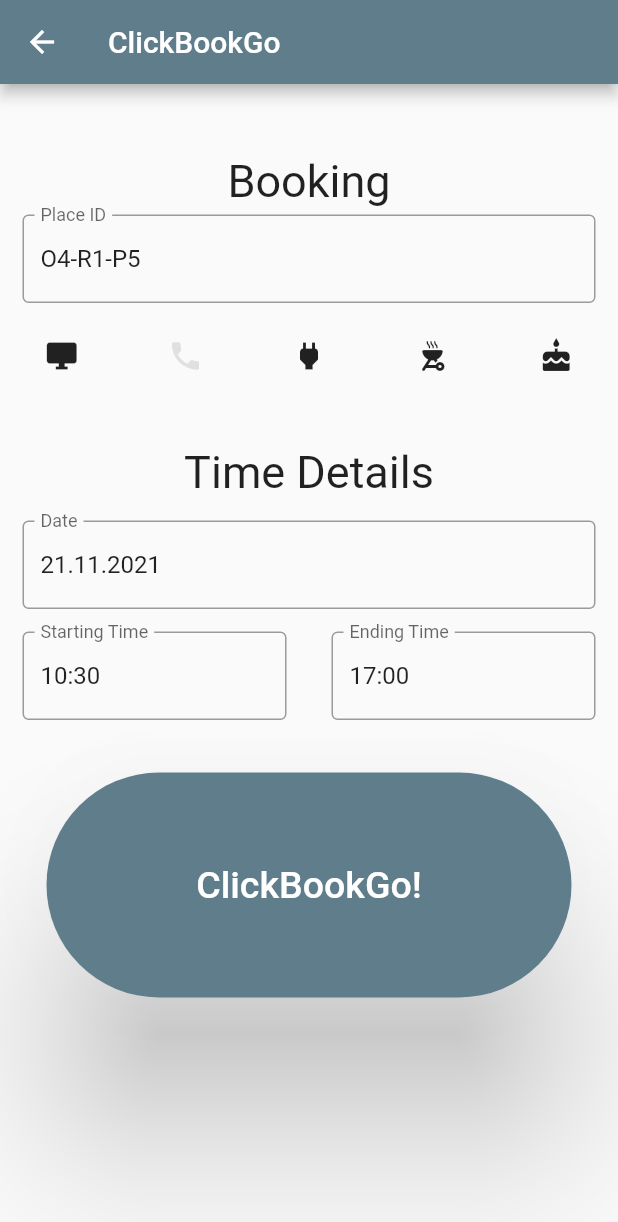
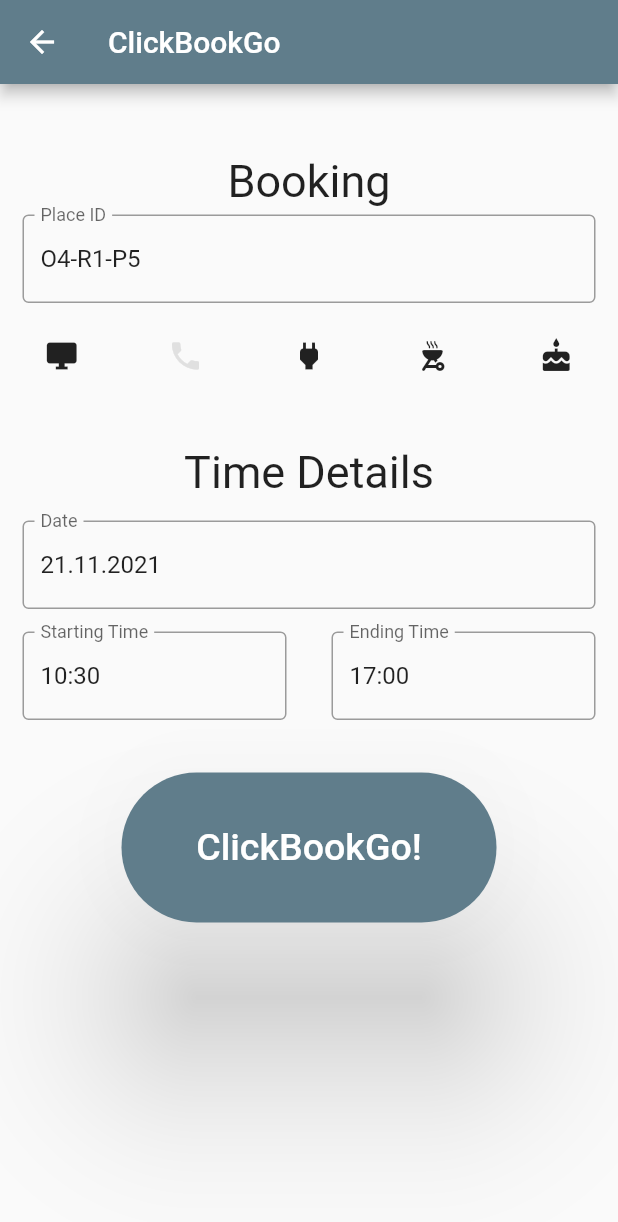
Before and after one commit to YavuzErkal/bookify, a Flutter app: the screen it shows after launch, after a tap on "LOGIN", after a tap on the "event available" icon, on a phone screen of 412 x 824 dp. Shown: the top 1222 px of the screen. Run offline on Flutter 3.47's test engine with Material 2 defaults, Android fonts, the phone set to English and light mode, and no system bars; our stand-ins replace camera, flutter_slidable, flutter_svg.

```diff
--- a/bookify/lib/main.dart
+++ b/bookify/lib/main.dart
@@ -8,7 +8,7 @@ Future<Null> main() async {
 
   WidgetsFlutterBinding.ensureInitialized();
 
-  var cameras = await availableCameras();
+  var cameras /*= await availableCameras()*/;
 
 
   runApp(MyApp(cameras: cameras));
@@ -22,6 +22,7 @@ class MyApp extends StatelessWidget {
   Widget build(BuildContext context) {
     return MaterialApp(
       title: 'ClickBookGo',
+      debugShowCheckedModeBanner: false,
       theme: ThemeData(
         // This is teriahe theme of your application.
         //
--- a/bookify/lib/screens/fullBooking.dart
+++ b/bookify/lib/screens/fullBooking.dart
@@ -233,14 +233,14 @@ class _FullBookingState extends State<FullBooking>{
                 padding: const EdgeInsets.only(
                     left: 15.0, right: 15.0, top: 35, bottom: 15),
                 child:Container(
-                  height: 150,
-                  width: 350,
+                  height: 100,
+                  width: 250,
                   decoration: BoxDecoration(
-                      borderRadius: BorderRadius.circular(20)),
+                      borderRadius: BorderRadius.circular(10)),
                   child: ElevatedButton(
                     style: ElevatedButton.styleFrom(
                         elevation: 50,
-                        shape: RoundedRectangleBorder(borderRadius: BorderRadius.circular(500))),
+                        shape: RoundedRectangleBorder(borderRadius: BorderRadius.circular(250))),
                     onPressed: () {
                       ScaffoldMessenger.of(context).showSnackBar(SnackBar(content: Text('Booking successfull')));
                       widget.parentAction(txt.text, txt4.text, txt2.text, txt3.text);
```
